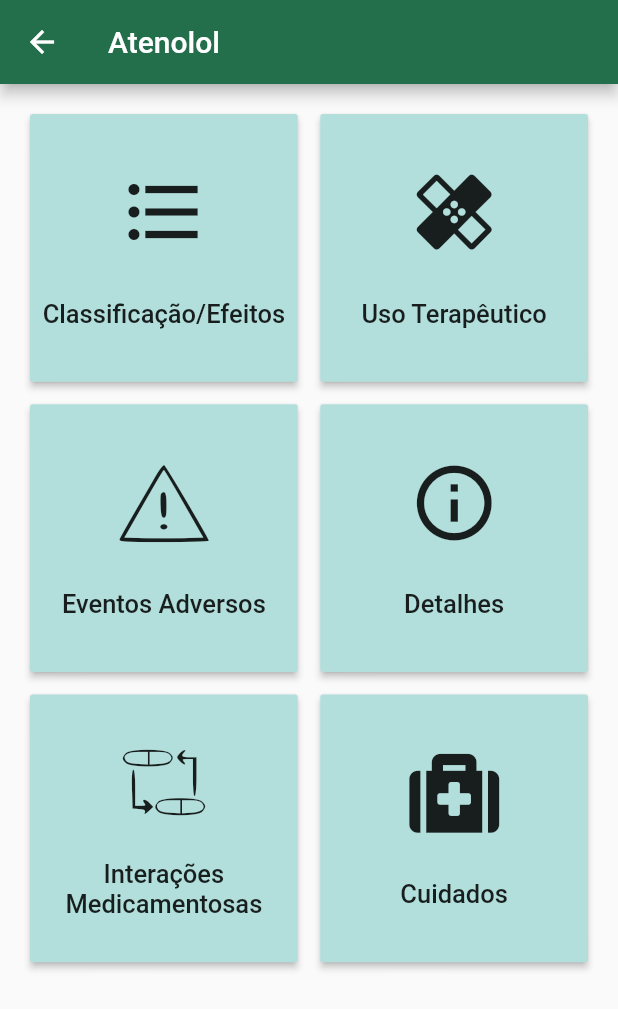
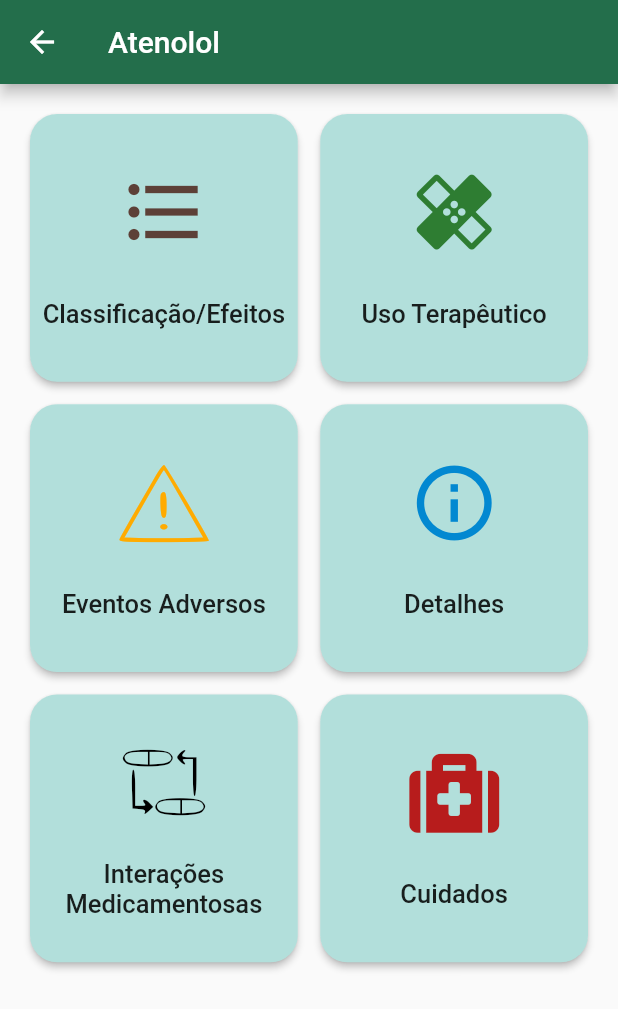
Before and after one commit to karinaplemos/cardio_help, a Flutter app: the screen it shows after launch, after a tap on "Atenolol", on a phone screen of 412 x 824 dp. Shown: the top 1009 px of the screen. Run offline on Flutter 3.47's test engine with Material 2 defaults, Android fonts, the phone set to English and light mode, and no system bars; our stand-ins replace font_awesome_flutter.

Commit message:
Inserção das cores nos ícones
Para cada ícone, presente nos botões do drugsPage, está com a sua respectiva cor. Esta cor está definida no NavigationModel

```diff
--- a/cardio_help/lib/objects/navigation_model.dart
+++ b/cardio_help/lib/objects/navigation_model.dart
@@ -6,15 +6,16 @@ import 'package:font_awesome_flutter/font_awesome_flutter.dart';
 class NavigationModel {
   String title;
   IconData icon;
+  Color color;
 
-  NavigationModel({this.title, this.icon});
+  NavigationModel({this.title, this.icon, this.color});
 }
   // Lista de abas dos detalhamentos dos medicamentos
   List<NavigationModel> itens = [
-    NavigationModel(title: "Classificação/Efeitos", icon: Icons.format_list_bulleted),
-    NavigationModel(title: "Uso Terapêutico", icon: Icons.healing),
-    NavigationModel(title: "Eventos Adversos", icon: Attention.attention__1_),
-    NavigationModel(title: "Detalhes", icon: Icons.info_outline),
-    NavigationModel(title: "Interações Medicamentosas", icon: MyFlutterApp.interactive),
-    NavigationModel(title: "Cuidados", icon: FontAwesomeIcons.medkit),
+    NavigationModel(title: "Classificação/Efeitos", icon: Icons.format_list_bulleted, color: Colors.brown[700]),
+    NavigationModel(title: "Uso Terapêutico", icon: Icons.healing, color: Colors.green[800]),
+    NavigationModel(title: "Eventos Adversos", icon: Attention.attention__1_, color: Colors.amberAccent[700]),
+    NavigationModel(title: "Detalhes", icon: Icons.info_outline, color: Colors.lightBlue[700]),
+    NavigationModel(title: "Interações Medicamentosas", icon: MyFlutterApp.interactive, color: Colors.black),
+    NavigationModel(title: "Cuidados", icon: FontAwesomeIcons.medkit, color: Colors.red[900]),
   ];
--- a/cardio_help/lib/pages/DrugsPage/drugsPage.dart
+++ b/cardio_help/lib/pages/DrugsPage/drugsPage.dart
@@ -60,11 +60,15 @@ class _DrugsPageState extends State<DrugsPage> {
                         )
                     );
                 },
+                shape: RoundedRectangleBorder(
+                        borderRadius: new BorderRadius.circular(18.0),
+
+                ),
                 padding: const EdgeInsets.all(8),
                 child: Column(
                     mainAxisAlignment: MainAxisAlignment.spaceEvenly,
                     children: <Widget>[
-                      Icon(itens[currentSelectedIndex].icon, size: 60),
+                      Icon(itens[currentSelectedIndex].icon, size: 60, color: itens[currentSelectedIndex].color),
                       Text(itens[currentSelectedIndex].title, style: theme.textButtonStyle, textAlign: theme.centerAlign),
                     ]
                   ),
--- a/cardio_help/lib/theme/theme.dart
+++ b/cardio_help/lib/theme/theme.dart
@@ -7,7 +7,7 @@ Color selectedColor = Color(0xFF4AC8EA); //Cor das abas selecionadas
 // Cor de fundo do app
 final Color backgroundColor = Color(0xFF236E4B);
 
-final EdgeInsets padding = EdgeInsets.all(10);
+final EdgeInsets padding = EdgeInsets.all(20);
 
 
 final TextStyle titleStyle = TextStyle(fontSize: 28, fontWeight: FontWeight.bold);
@@ -15,7 +15,7 @@ final TextStyle textStyle = TextStyle(fontSize: 18);
 final TextStyle subtitleStyle = TextStyle(fontSize: 22, fontWeight: FontWeight.bold);
 final TextStyle textButtonStyle = TextStyle(fontSize: 17);
 
-final EdgeInsets titleSpacing = EdgeInsets.only(top: 12,bottom: 15);
+final EdgeInsets titleSpacing = EdgeInsets.only(bottom: 15);
 final EdgeInsets subtitleSpacing = EdgeInsets.only(left: 10);
 final EdgeInsets textSpacing = EdgeInsets.only(left: 16,top: 8, right: 5,bottom: 12);
 
```
